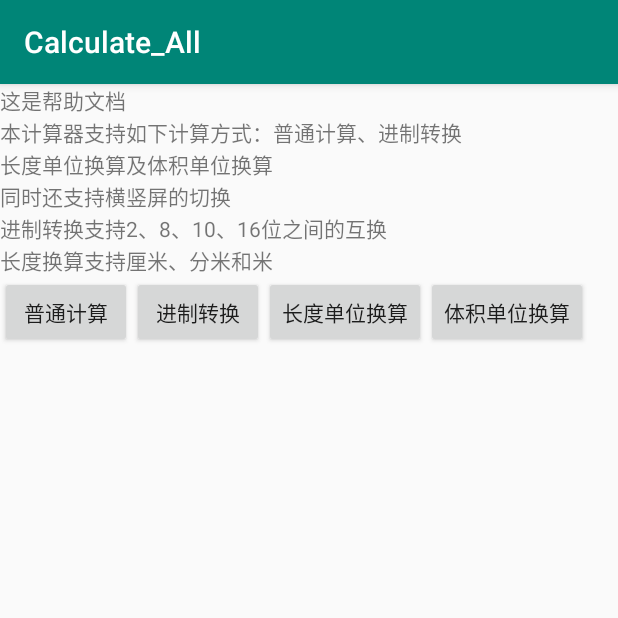
After one commit to CheYuHeng/Android_Subject_Che, an Android app: the HelpActivity screen opened directly, with no data from a screen before it, on a phone screen of 412 x 824 dp, the top half of it. The commit adds this screen. Run offline under Robolectric (Android 15) with nearby library versions, the phone set to English and light mode, and no system bars.

Commit message:
实验一，计算器

```diff
--- a/Calculate_All/app/build.gradle
+++ b/Calculate_All/app/build.gradle
@@ -23,6 +23,7 @@ dependencies {
     implementation fileTree(dir: 'libs', include: ['*.jar'])
     implementation 'androidx.appcompat:appcompat:1.0.2'
     implementation 'androidx.constraintlayout:constraintlayout:1.1.3'
+    implementation 'com.google.android.material:material:1.0.0'
     testImplementation 'junit:junit:4.12'
     androidTestImplementation 'androidx.test:runner:1.1.1'
     androidTestImplementation 'androidx.test.espresso:espresso-core:3.1.1'
--- a/Calculate_All/app/src/main/AndroidManifest.xml
+++ b/Calculate_All/app/src/main/AndroidManifest.xml
@@ -4,18 +4,20 @@
 
     <application
         android:allowBackup="true"
+        android:configChanges="keyboardHidden|orientation"
         android:icon="@mipmap/ic_launcher"
         android:label="@string/app_name"
         android:roundIcon="@mipmap/ic_launcher_round"
         android:supportsRtl="true"
-        android:configChanges="keyboardHidden|orientation"
         android:theme="@style/AppTheme">
-        <activity android:name=".VolumeActivity"></activity>
+        <activity android:name=".HelpActivity" />
+        <activity android:name=".VolumeActivity" />
         <activity android:name=".LengthActivity" />
         <activity android:name=".JinZhiActivity" />
         <activity android:name=".MainActivity">
             <intent-filter>
                 <action android:name="android.intent.action.MAIN" />
+
                 <category android:name="android.intent.category.LAUNCHER" />
             </intent-filter>
         </activity>
--- /dev/null
+++ b/Calculate_All/app/src/main/java/com/example/calculate_all/HelpActivity.java
@@ -0,0 +1,71 @@
+package com.example.calculate_all;
+
+import androidx.appcompat.app.AppCompatActivity;
+
+import android.app.Activity;
+import android.content.Intent;
+import android.content.pm.ActivityInfo;
+import android.os.Bundle;
+import android.view.View;
+import android.widget.Button;
+
+public class HelpActivity extends AppCompatActivity implements View.OnClickListener{
+
+    @Override
+    protected void onCreate(Bundle savedInstanceState) {
+        super.onCreate(savedInstanceState);
+        setContentView(R.layout.activity_help);
+
+        setRequestedOrientation(ActivityInfo.SCREEN_ORIENTATION_FULL_SENSOR);
+
+        Button main = (Button) findViewById(R.id.Main);
+        Button jinzhi = (Button) findViewById(R.id.JinZhi);
+        Button length = (Button) findViewById(R.id.Length);
+        Button volume = (Button) findViewById(R.id.Volume);
+
+        main.setOnClickListener(to_Main);
+        jinzhi.setOnClickListener(to_Jinzhi);
+        length.setOnClickListener(to_Length);
+        volume.setOnClickListener(to_Volume);
+    }
+
+
+
+    Button.OnClickListener to_Main = new Button.OnClickListener(){
+        public void onClick(View v){
+            Intent intent = new Intent(HelpActivity.this,MainActivity.class);
+            startActivity(intent);
+            HelpActivity.this.finish();
+        }
+    };
+
+    Button.OnClickListener to_Jinzhi = new Button.OnClickListener(){
+        public void onClick(View v){
+            Intent intent = new Intent(HelpActivity.this,JinZhiActivity.class);
+            startActivity(intent);
+            HelpActivity.this.finish();
+        }
+    };
+
+    Button.OnClickListener to_Length = new Button.OnClickListener(){
+        public void onClick(View v){
+            Intent intent = new Intent(HelpActivity.this,LengthActivity.class);
+            startActivity(intent);
+            HelpActivity.this.finish();
+        }
+    };
+
+    Button.OnClickListener to_Volume = new Button.OnClickListener(){
+        public void onClick(View v){
+            Intent intent = new Intent(HelpActivity.this,VolumeActivity.class);
+            startActivity(intent);
+            HelpActivity.this.finish();
+        }
+    };
+
+    @Override
+    public void onClick(View v){
+
+    }
+
+}
--- a/Calculate_All/app/src/main/java/com/example/calculate_all/JinZhiActivity.java
+++ b/Calculate_All/app/src/main/java/com/example/calculate_all/JinZhiActivity.java
@@ -17,7 +17,7 @@ import android.widget.EditText;
 import android.widget.TextView;
 import android.view.View.OnClickListener;
 
-public class JinZhiActivity extends AppCompatActivity  implements View.OnClickListener{
+public class JinZhiActivity extends AppCompatActivity implements View.OnClickListener{
 
     EditText result_02;
     EditText result_08;
@@ -76,6 +76,7 @@ public class JinZhiActivity extends AppCompatActivity  implements View.OnClickLi
         Button Main = (Button) findViewById(R.id.Main);
         Button Length = (Button) findViewById(R.id.Length);
         Button Volume = (Button) findViewById(R.id.Volume);
+        Button Help = (Button) findViewById(R.id.Help);
 
         zero.setOnClickListener(this);
         one.setOnClickListener(this);
@@ -106,6 +107,7 @@ public class JinZhiActivity extends AppCompatActivity  implements View.OnClickLi
         Main.setOnClickListener(to_Main);
         Length.setOnClickListener(to_Length);
         Volume.setOnClickListener(to_Volume);
+        Help.setOnClickListener(to_Help);
     }
 
     Button.OnClickListener to_Main = new Button.OnClickListener(){
@@ -127,6 +129,14 @@ public class JinZhiActivity extends AppCompatActivity  implements View.OnClickLi
     Button.OnClickListener to_Volume = new Button.OnClickListener(){
         public void onClick(View v){
             Intent intent = new Intent(JinZhiActivity.this,VolumeActivity.class);
+            startActivity(intent);
+            JinZhiActivity.this.finish();
+        }
+    };
+
+    Button.OnClickListener to_Help = new Button.OnClickListener(){
+        public void onClick(View v){
+            Intent intent = new Intent(JinZhiActivity.this,HelpActivity.class);
             startActivity(intent);
             JinZhiActivity.this.finish();
         }
--- a/Calculate_All/app/src/main/java/com/example/calculate_all/LengthActivity.java
+++ b/Calculate_All/app/src/main/java/com/example/calculate_all/LengthActivity.java
@@ -66,6 +66,7 @@ public class LengthActivity extends AppCompatActivity implements View.OnClickLis
         Button Jinzhi = (Button) findViewById(R.id.JinZhi);
         Button Main = (Button) findViewById(R.id.Main);
         Button Volume = (Button) findViewById(R.id.Volume);
+        Button Help = (Button) findViewById(R.id.Help);
 
         zero.setOnClickListener(this);
         one.setOnClickListener(this);
@@ -89,6 +90,7 @@ public class LengthActivity extends AppCompatActivity implements View.OnClickLis
         Jinzhi.setOnClickListener(to_JinZhi);
         Main.setOnClickListener(to_Main);
         Volume.setOnClickListener(to_Volume);
+        Help.setOnClickListener(to_Help);
     }
 
     Button.OnClickListener to_JinZhi = new Button.OnClickListener(){
@@ -110,6 +112,14 @@ public class LengthActivity extends AppCompatActivity implements View.OnClickLis
     Button.OnClickListener to_Volume = new Button.OnClickListener(){
         public void onClick(View v){
             Intent intent = new Intent(LengthActivity.this,VolumeActivity.class);
+            startActivity(intent);
+            LengthActivity.this.finish();
+        }
+    };
+
+    Button.OnClickListener to_Help = new Button.OnClickListener(){
+        public void onClick(View v){
+            Intent intent = new Intent(LengthActivity.this,HelpActivity.class);
             startActivity(intent);
             LengthActivity.this.finish();
         }
--- a/Calculate_All/app/src/main/java/com/example/calculate_all/MainActivity.java
+++ b/Calculate_All/app/src/main/java/com/example/calculate_all/MainActivity.java
@@ -82,6 +82,7 @@ public class MainActivity extends AppCompatActivity implements View.OnClickListe
         Button Jinzhi = (Button) findViewById(R.id.JinZhi);
         Button Length = (Button) findViewById(R.id.Length);
         Button Volume = (Button) findViewById(R.id.Volume);
+        Button Help = (Button) findViewById(R.id.Help);
 
         zero.setOnClickListener(this);                   //主程序回调
         one.setOnClickListener(this);
@@ -112,6 +113,7 @@ public class MainActivity extends AppCompatActivity implements View.OnClickListe
         Jinzhi.setOnClickListener(to_Jinzhi);
         Length.setOnClickListener(to_Length);
         Volume.setOnClickListener(to_Volume);
+        Help.setOnClickListener(to_Help);
     }
 
     Button.OnClickListener to_Jinzhi = new Button.OnClickListener(){
@@ -133,6 +135,14 @@ public class MainActivity extends AppCompatActivity implements View.OnClickListe
     Button.OnClickListener to_Volume = new Button.OnClickListener(){
         public void onClick(View v){
             Intent intent = new Intent(MainActivity.this,VolumeActivity.class);
+            startActivity(intent);
+            MainActivity.this.finish();
+        }
+    };
+
+    Button.OnClickListener to_Help = new Button.OnClickListener(){
+        public void onClick(View v){
+            Intent intent = new Intent(MainActivity.this,HelpActivity.class);
             startActivity(intent);
             MainActivity.this.finish();
         }
--- a/Calculate_All/app/src/main/java/com/example/calculate_all/VolumeActivity.java
+++ b/Calculate_All/app/src/main/java/com/example/calculate_all/VolumeActivity.java
@@ -66,6 +66,7 @@ public class VolumeActivity extends AppCompatActivity implements View.OnClickLis
         Button Jinzhi = (Button) findViewById(R.id.JinZhi);
         Button Length = (Button) findViewById(R.id.Length);
         Button Main = (Button) findViewById(R.id.Main);
+        Button Help = (Button) findViewById(R.id.Help);
 
         zero.setOnClickListener(this);
         one.setOnClickListener(this);
@@ -89,6 +90,7 @@ public class VolumeActivity extends AppCompatActivity implements View.OnClickLis
         Jinzhi.setOnClickListener(to_Jinzhi);
         Length.setOnClickListener(to_Length);
         Main.setOnClickListener(to_Main);
+        Help.setOnClickListener(to_Help);
     }
 
     Button.OnClickListener to_Jinzhi = new Button.OnClickListener(){
@@ -110,6 +112,14 @@ public class VolumeActivity extends AppCompatActivity implements View.OnClickLis
     Button.OnClickListener to_Main = new Button.OnClickListener(){
         public void onClick(View v){
             Intent intent = new Intent(VolumeActivity.this,MainActivity.class);
+            startActivity(intent);
+            VolumeActivity.this.finish();
+        }
+    };
+
+    Button.OnClickListener to_Help = new Button.OnClickListener(){
+        public void onClick(View v){
+            Intent intent = new Intent(VolumeActivity.this,HelpActivity.class);
             startActivity(intent);
             VolumeActivity.this.finish();
         }
--- /dev/null
+++ b/Calculate_All/app/src/main/res/layout-land/activity_help.xml
@@ -0,0 +1,64 @@
+<?xml version="1.0" encoding="utf-8"?>
+<LinearLayout
+    xmlns:android="http://schemas.android.com/apk/res/android"
+    android:id="@+id/activity_main"
+    android:layout_width="match_parent"
+    android:layout_height="match_parent"
+    android:orientation="vertical">
+    <TextView
+        android:id="@+id/Help"
+        android:layout_width="wrap_content"
+        android:layout_height="wrap_content"
+        android:text="这是帮助文档"/>
+    <TextView
+        android:id="@+id/Help_2"
+        android:layout_width="wrap_content"
+        android:layout_height="wrap_content"
+        android:text="本计算器支持如下计算方式：普通计算、进制转换"/>
+    <TextView
+        android:id="@+id/Help_3"
+        android:layout_width="wrap_content"
+        android:layout_height="wrap_content"
+        android:text="长度单位换算及体积单位换算"/>
+    <TextView
+        android:id="@+id/Help_4"
+        android:layout_width="wrap_content"
+        android:layout_height="wrap_content"
+        android:text="同时还支持横竖屏的切换"/>
+    <TextView
+        android:id="@+id/Help_5"
+        android:layout_width="wrap_content"
+        android:layout_height="wrap_content"
+        android:text="进制转换支持2、8、10、16位之间的互换"/>
+    <TextView
+        android:id="@+id/Help_6"
+        android:layout_width="wrap_content"
+        android:layout_height="wrap_content"
+        android:text="长度换算支持厘米、分米和米"/>
+    <LinearLayout
+        android:layout_width="match_parent"
+        android:layout_height="wrap_content"
+        android:orientation="horizontal">
+        <Button
+            android:id="@+id/Main"
+            android:layout_width="wrap_content"
+            android:layout_height="wrap_content"
+            android:text="普通计算"/>
+        <Button
+            android:id="@+id/JinZhi"
+            android:layout_width="wrap_content"
+            android:layout_height="wrap_content"
+            android:text="进制转换"/>
+        <Button
+            android:id="@+id/Length"
+            android:layout_width="wrap_content"
+            android:layout_height="wrap_content"
+            android:text="长度单位换算"/>
+        <Button
+            android:id="@+id/Volume"
+            android:layout_width="wrap_content"
+            android:layout_height="wrap_content"
+            android:text="体积单位换算"/>
+    </LinearLayout>
+
+</LinearLayout>
--- /dev/null
+++ b/Calculate_All/app/src/main/res/layout/activity_help.xml
@@ -0,0 +1,64 @@
+<?xml version="1.0" encoding="utf-8"?>
+<LinearLayout
+    xmlns:android="http://schemas.android.com/apk/res/android"
+    android:id="@+id/activity_main"
+    android:layout_width="match_parent"
+    android:layout_height="match_parent"
+    android:orientation="vertical">
+    <TextView
+        android:id="@+id/Help"
+        android:layout_width="wrap_content"
+        android:layout_height="wrap_content"
+        android:text="这是帮助文档"/>
+    <TextView
+        android:id="@+id/Help_2"
+        android:layout_width="wrap_content"
+        android:layout_height="wrap_content"
+        android:text="本计算器支持如下计算方式：普通计算、进制转换"/>
+    <TextView
+        android:id="@+id/Help_3"
+        android:layout_width="wrap_content"
+        android:layout_height="wrap_content"
+        android:text="长度单位换算及体积单位换算"/>
+    <TextView
+        android:id="@+id/Help_4"
+        android:layout_width="wrap_content"
+        android:layout_height="wrap_content"
+        android:text="同时还支持横竖屏的切换"/>
+    <TextView
+        android:id="@+id/Help_5"
+        android:layout_width="wrap_content"
+        android:layout_height="wrap_content"
+        android:text="进制转换支持2、8、10、16位之间的互换"/>
+    <TextView
+        android:id="@+id/Help_6"
+        android:layout_width="wrap_content"
+        android:layout_height="wrap_content"
+        android:text="长度换算支持厘米、分米和米"/>
+    <LinearLayout
+        android:layout_width="match_parent"
+        android:layout_height="wrap_content"
+        android:orientation="horizontal">
+        <Button
+            android:id="@+id/Main"
+            android:layout_width="wrap_content"
+            android:layout_height="wrap_content"
+            android:text="普通计算"/>
+        <Button
+            android:id="@+id/JinZhi"
+            android:layout_width="wrap_content"
+            android:layout_height="wrap_content"
+            android:text="进制转换"/>
+        <Button
+            android:id="@+id/Length"
+            android:layout_width="wrap_content"
+            android:layout_height="wrap_content"
+            android:text="长度单位换算"/>
+        <Button
+            android:id="@+id/Volume"
+            android:layout_width="wrap_content"
+            android:layout_height="wrap_content"
+            android:text="体积单位换算"/>
+    </LinearLayout>
+
+</LinearLayout>
--- /dev/null
+++ b/Calculate_All/app/src/main/res/values/dimens.xml
@@ -0,0 +1,3 @@
+<resources>
+    <dimen name="fab_margin">16dp</dimen>
+</resources>
--- a/Calculate_All/app/src/main/res/values/strings.xml
+++ b/Calculate_All/app/src/main/res/values/strings.xml
@@ -1,3 +1,4 @@
 <resources>
     <string name="app_name">Calculate_All</string>
+    <string name="title_activity_help">HelpActivity</string>
 </resources>
--- a/Calculate_All/app/src/main/res/values/styles.xml
+++ b/Calculate_All/app/src/main/res/values/styles.xml
@@ -8,4 +8,13 @@
         <item name="colorAccent">@color/colorAccent</item>
     </style>
 
+    <style name="AppTheme.NoActionBar">
+        <item name="windowActionBar">false</item>
+        <item name="windowNoTitle">true</item>
+    </style>
+
+    <style name="AppTheme.AppBarOverlay" parent="ThemeOverlay.AppCompat.Dark.ActionBar" />
+
+    <style name="AppTheme.PopupOverlay" parent="ThemeOverlay.AppCompat.Light" />
+
 </resources>
```
